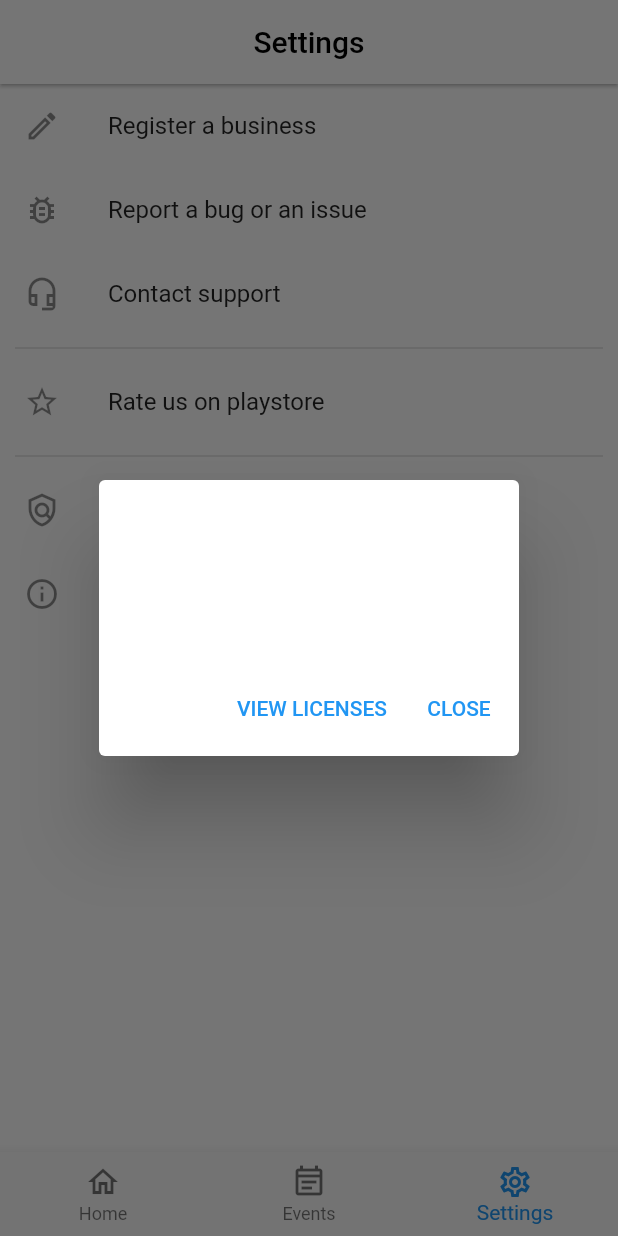
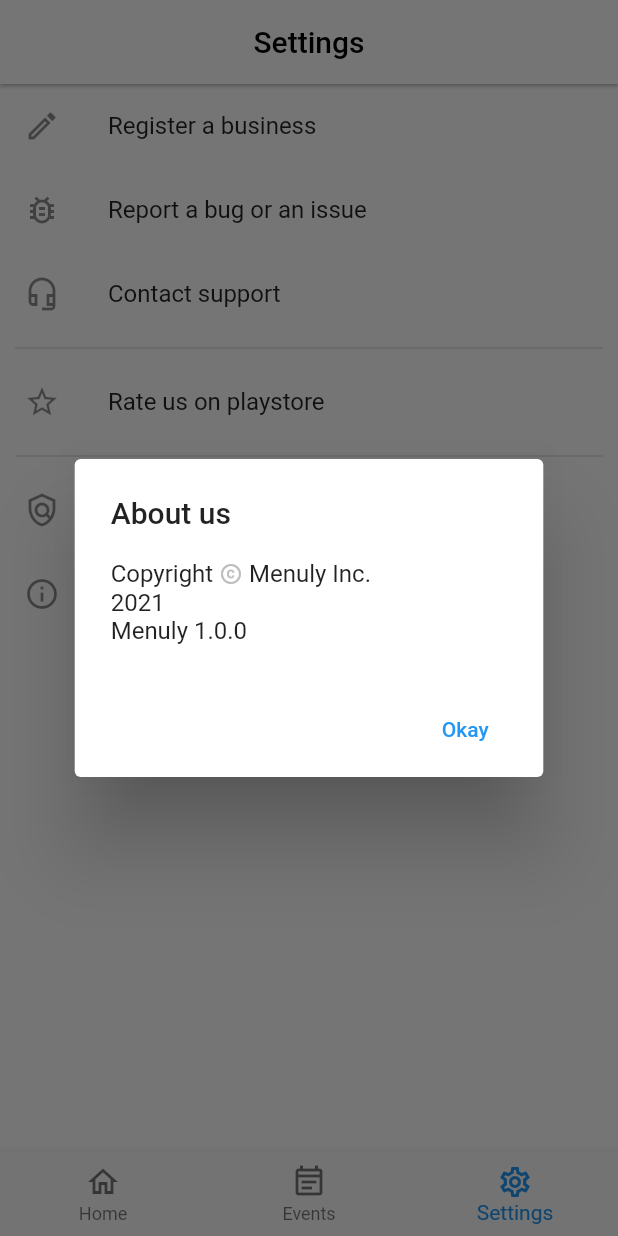
Before and after one commit to ihsahm/Menuly, a Flutter app: the screen it shows after launch, item 3 of the bottom bar chosen, after a tap on "About us", on a phone screen of 412 x 824 dp. Run offline on Flutter 3.47's test engine with Material 2 defaults, Android fonts, the phone set to English and light mode, and no system bars; our stand-ins replace cached_network_image, cloud_firestore, firebase_core, firebase_storage, fluttericon, geolocator and 3 more; missing offline and left inert: ussd; accounts and stored records are empty.

Commit message:
Second Commit

```diff
--- a/lib/Contents/Settings/settingcontent.dart
+++ b/lib/Contents/Settings/settingcontent.dart
@@ -44,9 +44,7 @@ class _SettingsContentState extends State<SettingsContent> {
         ListTile(
           leading: Icon(Icons.star_outline),
           title: Text('Rate us on playstore'),
-          onTap: () {
-
-          },
+          onTap: () {},
         ),
         Divider(
           indent: 10,
@@ -62,10 +60,38 @@ class _SettingsContentState extends State<SettingsContent> {
           leading: Icon(Icons.info_outline),
           title: Text('About us'),
           onTap: () {
-            showAboutDialog(
-              context: context,
-
-            );
+            showDialog(
+                context: context,
+                builder: (context) => AlertDialog(
+                      title: Text('About us'),
+                      content: Wrap(
+                        children: [
+                          Row(
+                            children: [
+                              Text('Copyright '),
+                              Icon(
+                                Icons.copyright_outlined,
+                                color: Colors.grey[400],
+                                size: 16,
+                              ),
+                              Text(" Menuly Inc."),
+                            ],
+                          ),
+                          Text('2021\nMenuly 1.0.0'),
+                        ],
+                      ),
+                      actions: [
+                        FlatButton(
+                          child: Text(
+                            'Okay',
+                            style: TextStyle(color: Colors.blue),
+                          ),
+                          onPressed: () {
+                            Navigator.pop(context);
+                          },
+                        )
+                      ],
+                    ));
           },
         ),
       ],
--- a/lib/Screen/Shared/tabbar.dart
+++ b/lib/Screen/Shared/tabbar.dart
@@ -93,7 +93,7 @@ class _TabNavigationState extends State<TabNavigation> {
       child: Scaffold(
         appBar: AppBar(
           elevation: 1,
-          title: Text('eFood', style: TextStyle(color: Colors.blue[700])),
+          title: Text('Menuly', style: TextStyle(color: Colors.blue[700])),
           backgroundColor: Colors.white,
           bottom: TabBar(
             indicatorColor: Colors.amber,
```
Also changed, not shown: 1 other file.
